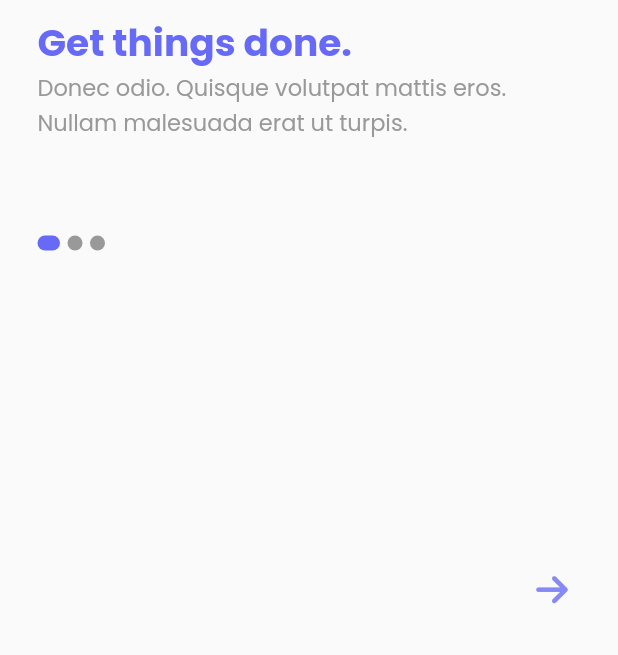
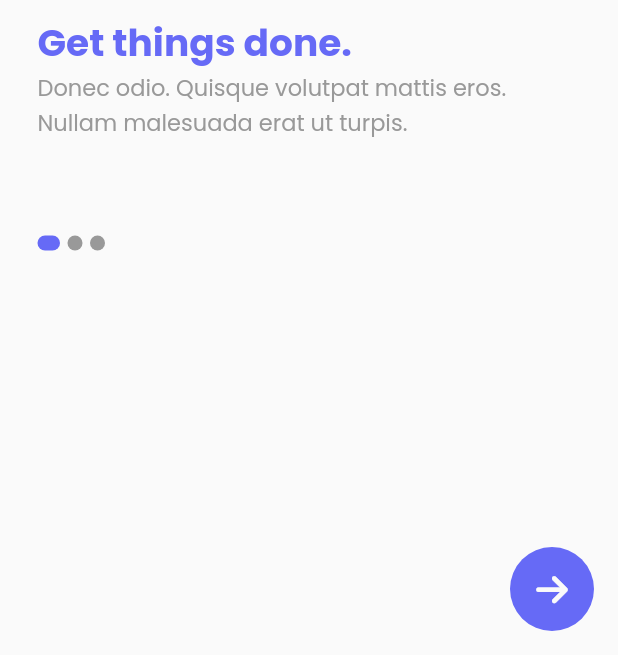
Before and after one commit to WorkWithAfridi/Todoly-Flutter_ToDoApp, a Flutter app: the screen it shows after launch, on a phone screen of 412 x 824 dp, the part 581-1236 px from its top. Run offline on Flutter 3.47's test engine with Material 2 defaults, Android fonts, the phone set to English and light mode, and no system bars; our stand-ins replace font_awesome_flutter, get, lottie.

```diff
--- /dev/null
+++ b/lib/app/modules/Home/Controller/homeModuleController.dart
@@ -0,0 +1,3 @@
+class HomeModuleController{
+
+}
--- a/lib/app/modules/introduction/views/onBoardingScreen.dart
+++ b/lib/app/modules/introduction/views/onBoardingScreen.dart
@@ -52,11 +52,11 @@ class _OnBoardingScreenState extends State<OnBoardingScreen> {
       ),
       floatingActionButton: FloatingActionButton(
         elevation: 0,
-        backgroundColor: whiteColor,
+        backgroundColor: secondaryColor,
         onPressed: controller.onNextButtonClick,
         child: const Icon(
           FontAwesomeIcons.arrowRight,
-          color: primaryColor,
+          color: whiteColor,
         ),
       ),
     );
--- a/lib/app/routes/routes.dart
+++ b/lib/app/routes/routes.dart
@@ -1,4 +1,6 @@
 import 'package:get/get.dart';
+import 'package:todoly/app/modules/Home/Binding/homeModuleBinding.dart';
+import 'package:todoly/app/modules/Home/views/mainframe.dart';
 import 'package:todoly/app/modules/authentication/binding/AuthenticationModuleBinding.dart';
 import 'package:todoly/app/modules/authentication/views/loginScreen.dart';
 import 'package:todoly/app/modules/authentication/views/signupScreen.dart';
@@ -10,7 +12,7 @@ class ROUTES {
   static get getSplashScreenRoute => "/introduction/splashscreen";
   static get getOnBoardingScreenRoute => "/introduction/onboardingscreen";
   static get getLoginScreenRoute => '/authentication/loginscreeb';
-
+  static get getHomeScreenRoute => '/home/mainframe';
   static List<GetPage> routes = [
     GetPage(
       name: getSplashScreenRoute,
@@ -27,5 +29,10 @@ class ROUTES {
       page: () => LoginScreen(),
       binding: AuthenticationModuleBinding(),
     ),
+    GetPage(
+      name: getHomeScreenRoute,
+      page: () => Mainframe(),
+      binding: HomeModuleBinding(),
+    ),
   ];
 }
```
Also changed, not shown: lib/app/globalWidgets/customCircularProgressLoadingIndicator.dart (added, +19 -0 lines), lib/app/modules/Home/Binding/homeModuleBinding.dart (added, +11 -0 lines), lib/app/modules/Home/views/mainframe.dart (added, +18 -0 lines), lib/app/modules/authentication/controller/AuthenticationModuleController.dart (+19 -1 lines), lib/app/modules/authentication/views/loginScreen.dart (+12 -3 lines), lib/app/modules/authentication/views/signupScreen.dart (+10 -2 lines).
